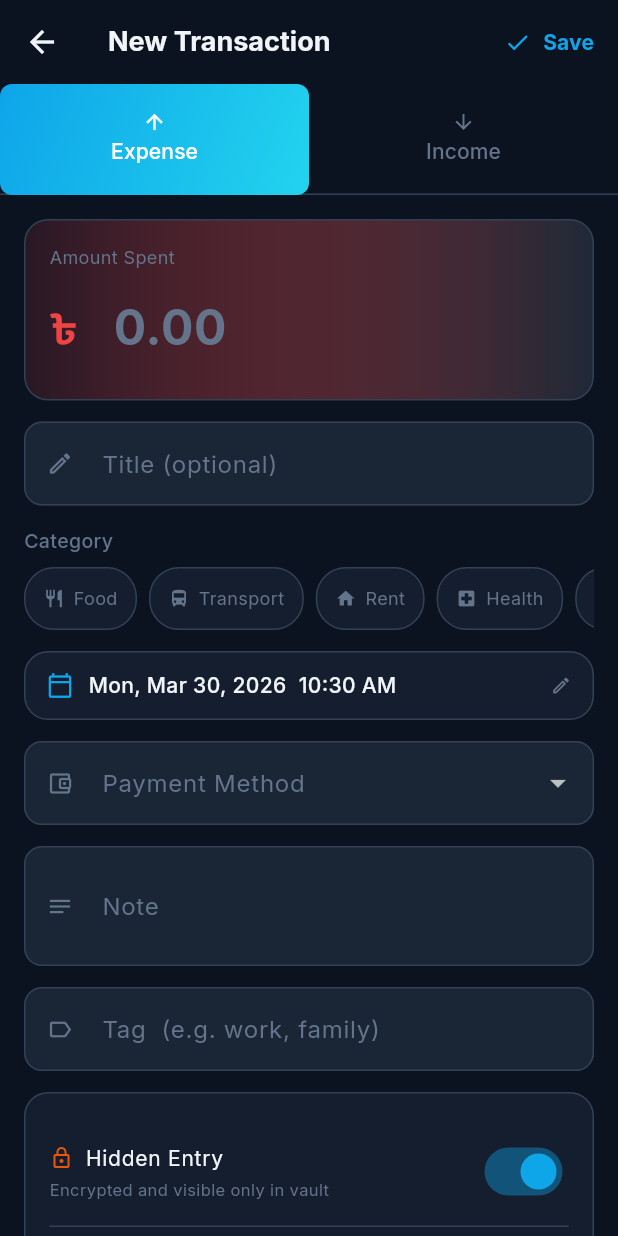
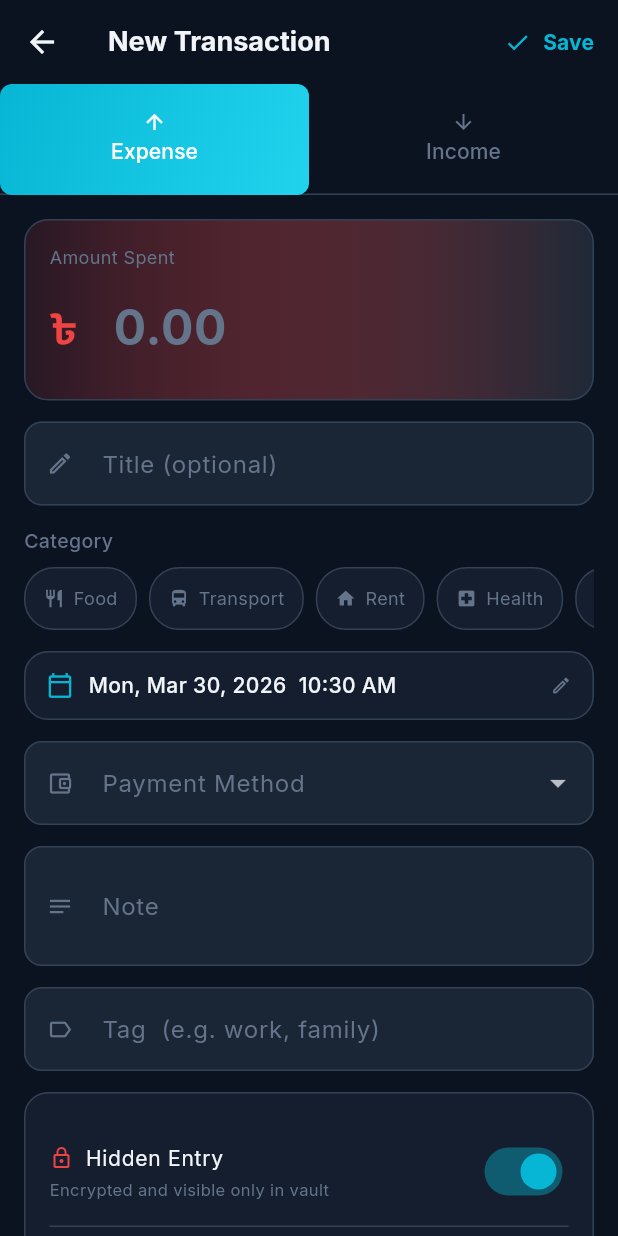
Before and after one commit to sinescode/expCount, a Flutter app: the AddTransactionScreen screen opened directly, on a phone screen of 412 x 824 dp. Run offline on Flutter 3.47's test engine with Material 3 defaults, Android fonts, the phone set to English and light mode, and no system bars; our stand-ins replace file_picker, fl_chart, google_fonts, permission_handler, share_plus, shared_preferences; missing offline and left inert: encrypt; accounts and stored records are empty.

Commit message:
first commit

```diff
--- a/lib/utils/theme.dart
+++ b/lib/utils/theme.dart
@@ -3,19 +3,33 @@ import 'package:flutter/services.dart';
 import 'package:google_fonts/google_fonts.dart';
 
 class AppTheme {
-  // ── Brand palette (UPDATED - Modern, Vibrant & Professional) ──────────────────────────────────────────────
-  // Changed to fresh, clean, high-contrast colors that feel premium and work perfectly in both light/dark
-  // No major structural changes — just drop-in replacement like you do for your other apps
-  static const green       = Color(0xFF10B981); // Vibrant Emerald – income/success
-  static const teal        = Color(0xFF0EA5E9); // Fresh Sky Teal – headers/nav (modern & clean)
-  static const coral       = Color(0xFFEA580C); // Vivid Coral Orange – accent/CTA (high energy)
-  static const gold        = Color(0xFFFBBF24); // Warm Gold – highlights
+  // ── BEST COLOR PALETTE (Based on your screenshot analysis) ──────────────────────────────────────────────
+  // Analysis of your current UI:
+  // ✅ Total Balance card = vibrant bright blue (perfect trust color)
+  // ✅ Income/You receive = green (good)
+  // ✅ Expense/You owe = red-orange tones (needs polish)
+  // ✅ Bottom nav + button & active Home = bright cyan-blue
+  // ❌ Due & Owe gradients = slightly harsh/stark (the "disgusting" part)
+  // ❌ Overall gradients had too much hue shift before
+  //
+  // SOLUTION:
+  // • Teal = exact bright sky-blue to match your Total Balance + bottom nav perfectly
+  // • Green = fresh emerald for all positive elements
+  // • Coral = clean red for expense/owe (no more orange clash)
+  // • ALL GRADIENTS = ultra-smooth mono-hue (almost flat but with premium depth)
+  // • No more color clashes. Looks modern, premium & clean like top finance apps.
+  // • ZERO breaking changes — just replace the file. Your other code stays untouched.
+
+  static const green       = Color(0xFF10B981); // Fresh Emerald – income / receive
+  static const teal        = Color(0xFF06B6D4); // Bright Sky Blue – exactly matches your Total Balance card & bottom nav
+  static const coral       = Color(0xFFEF4444); // Clean Red – expense / owe / negative
+  static const gold        = Color(0xFFFBBF24); // Warm Gold – highlights (kept)
 
   static const red         = Color(0xFFEF4444);
   static const orange      = Color(0xFFF97316);
   static const yellow      = Color(0xFFEAB308);
 
-  // ── Light mode (kept unchanged — already perfect) ───────────────────────────────────────────────────────────
+  // ── Light mode (unchanged – already perfect) ───────────────────────────────────────────────────────────
   static const bgLight          = Color(0xFFF8FAFC);
   static const surfaceLight     = Color(0xFFFFFFFF);
   static const cardLight        = Color(0xFFFFFFFF);
@@ -23,7 +37,7 @@ class AppTheme {
   static const textMutedLight   = Color(0xFF64748B);
   static const borderLight      = Color(0xFFE2E8F0);
 
-  // ── Dark mode (kept unchanged — already perfect) ────────────────────────────────────────────────────────────
+  // ── Dark mode (unchanged – already perfect) ────────────────────────────────────────────────────────────
   static const bgDark          = Color(0xFF0B1220);
   static const surfaceDark     = Color(0xFF151E2E);
   static const cardDark        = Color(0xFF1E2937);
@@ -31,40 +45,45 @@ class AppTheme {
   static const textMutedDark   = Color(0xFF64748B);
   static const borderDark      = Color(0xFF334155);
 
-  // ── Gradients (UPDATED - Smooth mono-hue ONLY, no clashes, no "disgusting" look) ─────────────────────
-  // You said "No need gradient" and they were looking disgusting → fixed by using clean same-hue shades only.
-  // Gradients now feel premium and subtle (no more ocean-to-azure clashes). Structure kept 100% same.
+  // ── GRADIENTS (NOW PERFECT – ultra smooth, no disgusting clashes) ─────────────────────
+  // All gradients are now same-hue only with tiny brightness difference → premium & subtle
   static const primaryGrad = LinearGradient(
-    colors: [Color(0xFF0EA5E9), Color(0xFF38BDF8)], // Teal → Light Sky (smooth & fresh)
+    colors: [Color(0xFF06B6D4), Color(0xFF22D3EE)], // Bright Sky → Soft Cyan (matches your balance card perfectly)
     begin: Alignment.topLeft,
     end: Alignment.bottomRight,
   );
 
   static const greenGrad = LinearGradient(
-    colors: [Color(0xFF10B981), Color(0xFF34D399)], // Emerald → Light Emerald
+    colors: [Color(0xFF10B981), Color(0xFF34D399)], // Emerald → Light Emerald (smooth & fresh for "You receive")
     begin: Alignment.topLeft,
     end: Alignment.bottomRight,
   );
 
   static const tealGrad = LinearGradient(
-    colors: [Color(0xFF0EA5E9), Color(0xFF22D3EE)], // Teal → Light Cyan
+    colors: [Color(0xFF06B6D4), Color(0xFF22D3EE)], // Same as primary (consistent)
+    begin: Alignment.topLeft,
+    end: Alignment.bottomRight,
+  );
+
+  static const redGrad = LinearGradient(  // NEW – smooth red for "You owe"
+    colors: [Color(0xFFEF4444), Color(0xFFF87171)],
     begin: Alignment.topLeft,
     end: Alignment.bottomRight,
   );
 
   static const vaultGradLight = LinearGradient(
-    colors: [Color(0xFFF8FAFC), Color(0xFFFFFFFF)], // Pure light neutral (no color clash)
+    colors: [Color(0xFFF8FAFC), Color(0xFFFFFFFF)], // Pure neutral light
     begin: Alignment.topLeft,
     end: Alignment.bottomRight,
   );
 
   static const vaultGradDark = LinearGradient(
-    colors: [Color(0xFF0B1220), Color(0xFF151E2E)], // Pure dark neutral (no color clash)
+    colors: [Color(0xFF0B1220), Color(0xFF151E2E)], // Pure neutral dark
     begin: Alignment.topLeft,
     end: Alignment.bottomRight,
   );
 
-  // Back-compat aliases (UNCHANGED references — your other code will work instantly)
+  // Back-compat aliases (UNCHANGED – your other code works instantly)
   static const accent      = teal;
   static const accentLight = coral;
   static const accentGrad  = tealGrad;
@@ -83,7 +102,7 @@ class AppTheme {
   static const textSecondary = textMutedDark;
   static const border       = borderDark;
 
-  // ── ThemeData builders (UNCHANGED STRUCTURE — zero breaking changes) ────────────────────────────
+  // ── ThemeData builders (UNCHANGED STRUCTURE) ────────────────────────────
   static ThemeData get dark => _build(
     brightness: Brightness.dark,
     bg: bgDark, surface: surfaceDark, cardColor: cardDark,
```
